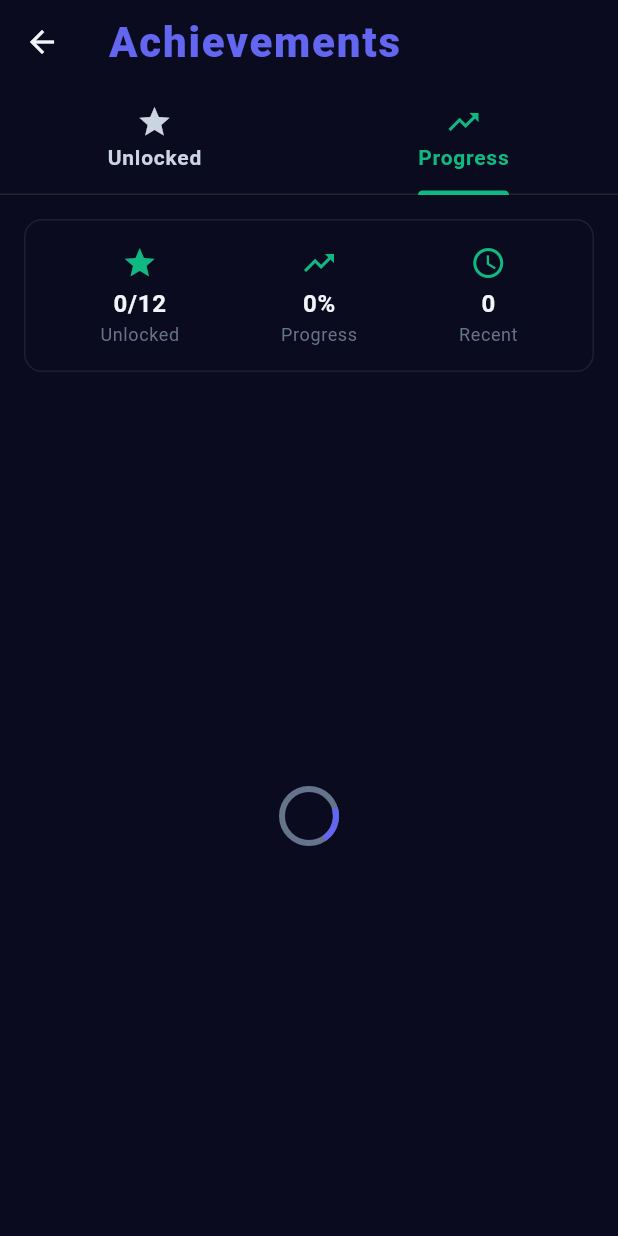
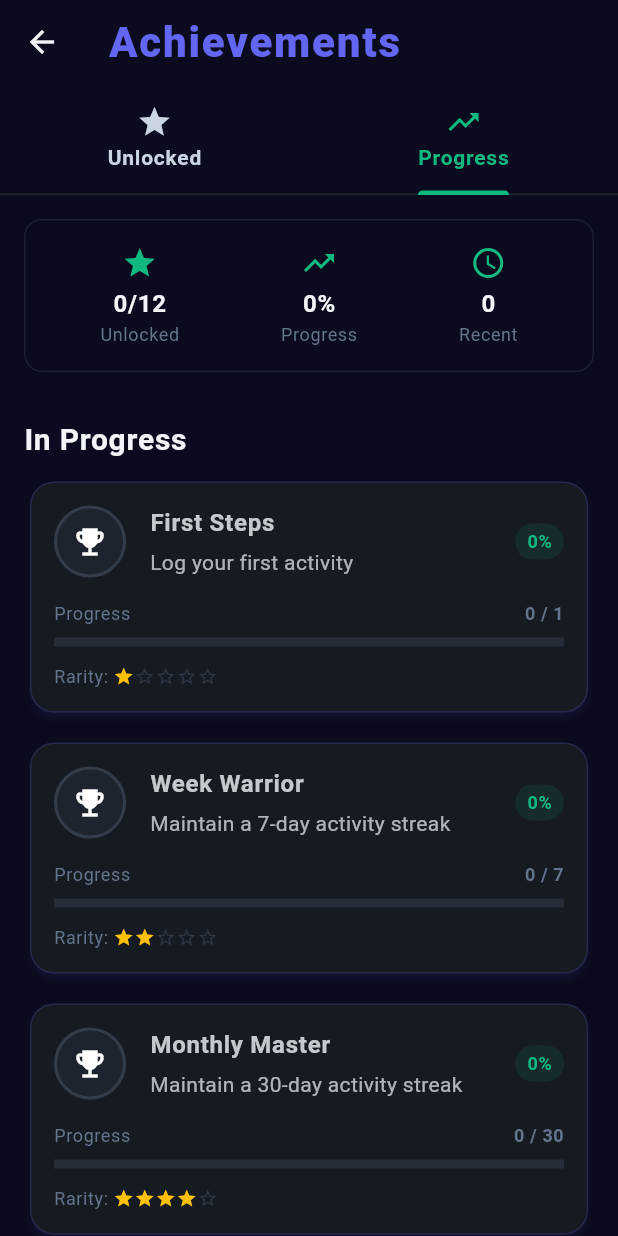
Before and after one commit to ashish8754/YOLOLVL, a Flutter app: the AchievementsScreen screen opened directly, tab 2 chosen, on a phone screen of 412 x 824 dp. Run offline on Flutter 3.47's test engine with Material 3 defaults, Android fonts, the phone set to English and light mode, and no system bars; our stand-ins replace file_picker, fl_chart, flutter_animate, flutter_local_notifications, hive, hive_flutter and 2 more; accounts and stored records are empty.

Commit message:
achievement system fix

```diff
--- a/yolvl/lib/screens/achievements_screen.dart
+++ b/yolvl/lib/screens/achievements_screen.dart
@@ -2,6 +2,7 @@ import 'package:flutter/material.dart';
 import 'package:provider/provider.dart';
 import '../models/achievement.dart';
 import '../providers/achievement_provider.dart';
+import '../providers/user_provider.dart';
 import '../widgets/achievement_card.dart';
 import '../widgets/achievement_progress_card.dart';
 
@@ -23,8 +24,15 @@ class _AchievementsScreenState extends State<AchievementsScreen>
     _tabController = TabController(length: 2, vsync: this);
 
     // Load achievements when screen opens
-    WidgetsBinding.instance.addPostFrameCallback((_) {
-      context.read<AchievementProvider>().loadAchievements();
+    WidgetsBinding.instance.addPostFrameCallback((_) async {
+      final achievementProvider = context.read<AchievementProvider>();
+      await achievementProvider.loadAchievements();
+
+      // Also load progress if we have user context
+      final userProvider = context.read<UserProvider>();
+      if (userProvider.hasUser) {
+        await achievementProvider.loadAchievementProgress(userProvider.currentUser!);
+      }
     });
   }
 
@@ -226,9 +234,35 @@ class _AchievementsScreenState extends State<AchievementsScreen>
   Widget _buildProgressTab(BuildContext context, AchievementProvider provider) {
     final progressList = provider.achievementProgress;
 
-    if (progressList.isEmpty) {
+    if (provider.isLoading) {
       return const Center(
         child: CircularProgressIndicator(),
+      );
+    }
+
+    if (progressList.isEmpty) {
+      return Center(
+        child: Column(
+          mainAxisAlignment: MainAxisAlignment.center,
+          children: [
+            Icon(
+              Icons.trending_up,
+              size: 64,
+              color: Theme.of(context).colorScheme.outline,
+            ),
+            const SizedBox(height: 16),
+            Text(
+              'No progress data',
+              style: Theme.of(context).textTheme.headlineSmall,
+            ),
+            const SizedBox(height: 8),
+            Text(
+              'Start logging activities to track your achievement progress!',
+              style: Theme.of(context).textTheme.bodyMedium,
+              textAlign: TextAlign.center,
+            ),
+          ],
+        ),
       );
     }
 
```
Also changed, not shown: yolvl/lib/screens/main_navigation_screen.dart (+13 -22 lines).
